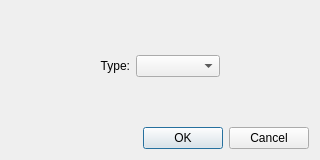
First picture: the form in src/ckb/animadddialog.ui, repository ckb-next/ckb-next, before the edit.
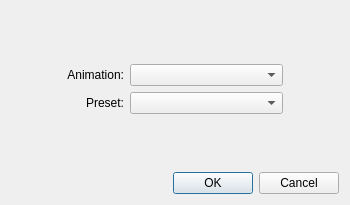
Second picture: the form after the edit.

Commit message: (ckb) Animation presets

What changed in the file:
```diff
--- a/src/ckb/animadddialog.ui
+++ b/src/ckb/animadddialog.ui
@@ -6,38 +6,50 @@
    <rect>
     <x>0</x>
     <y>0</y>
-    <width>320</width>
-    <height>160</height>
+    <width>350</width>
+    <height>205</height>
    </rect>
   </property>
+  <property name="sizePolicy">
+   <sizepolicy hsizetype="Fixed" vsizetype="Fixed">
+    <horstretch>0</horstretch>
+    <verstretch>0</verstretch>
+   </sizepolicy>
+  </property>
   <property name="windowTitle">
    <string>Add Animation</string>
   </property>
   <layout class="QGridLayout" name="gridLayout">
+   <item row="0" column="2">
+    <spacer name="verticalSpacer_3">
+     <property name="orientation">
+      <enum>Qt::Vertical</enum>
+     </property>
+     <property name="sizeHint" stdset="0">
+      <size>
+       <width>20</width>
+       <height>0</height>
+      </size>
+     </property>
+    </spacer>
+   </item>
    <item row="1" column="1">
-    <spacer name="horizontalSpacer">
-     <property name="orientation">
-      <enum>Qt::Horizontal</enum>
+    <widget class="QLabel" name="label">
+     <property name="sizePolicy">
+      <sizepolicy hsizetype="Preferred" vsizetype="Preferred">
+       <horstretch>0</horstretch>
+       <verstretch>0</verstretch>
+      </sizepolicy>
      </property>
-     <property name="sizeHint" stdset="0">
-      <size>
-       <width>82</width>
-       <height>20</height>
-      </size>
+     <property name="text">
+      <string>Animation:</string>
      </property>
-    </spacer>
+     <property name="alignment">
+      <set>Qt::AlignRight|Qt::AlignTrailing|Qt::AlignVCenter</set>
+     </property>
+    </widget>
    </item>
    <item row="1" column="2">
-    <widget class="QLabel" name="label_2">
-     <property name="text">
-      <string>Type:</string>
-     </property>
-     <property name="alignment">
-      <set>Qt::AlignRight|Qt::AlignTrailing|Qt::AlignVCenter</set>
-     </property>
-    </widget>
-   </item>
-   <item row="1" column="3">
     <widget class="QComboBox" name="animBox">
      <property name="sizePolicy">
       <sizepolicy hsizetype="Expanding" vsizetype="Fixed">
@@ -47,54 +59,93 @@
      </property>
     </widget>
    </item>
-   <item row="1" column="4">
+   <item row="1" column="3">
     <spacer name="horizontalSpacer_2">
      <property name="orientation">
       <enum>Qt::Horizontal</enum>
      </property>
+     <property name="sizeType">
+      <enum>QSizePolicy::Fixed</enum>
+     </property>
      <property name="sizeHint" stdset="0">
       <size>
-       <width>82</width>
+       <width>50</width>
        <height>20</height>
       </size>
      </property>
     </spacer>
    </item>
-   <item row="0" column="3">
-    <spacer name="verticalSpacer_3">
-     <property name="orientation">
-      <enum>Qt::Vertical</enum>
+   <item row="2" column="1">
+    <widget class="QLabel" name="label_2">
+     <property name="sizePolicy">
+      <sizepolicy hsizetype="Preferred" vsizetype="Preferred">
+       <horstretch>0</horstretch>
+       <verstretch>0</verstretch>
+      </sizepolicy>
      </property>
-     <property name="sizeHint" stdset="0">
-      <size>
-       <width>20</width>
-       <height>53</height>
-      </size>
+     <property name="text">
+      <string>Preset:</string>
      </property>
-    </spacer>
+     <property name="alignment">
+      <set>Qt::AlignRight|Qt::AlignTrailing|Qt::AlignVCenter</set>
+     </property>
+    </widget>
    </item>
-   <item row="2" column="3">
-    <spacer name="verticalSpacer">
+   <item row="2" column="2">
+    <widget class="QComboBox" name="presetBox">
+     <property name="sizePolicy">
+      <sizepolicy hsizetype="Expanding" vsizetype="Fixed">
+       <horstretch>0</horstretch>
+       <verstretch>0</verstretch>
+      </sizepolicy>
+     </property>
+    </widget>
+   </item>
+   <item row="3" column="2">
+    <spacer name="verticalSpacer_2">
      <property name="orientation">
       <enum>Qt::Vertical</enum>
      </property>
      <property name="sizeHint" stdset="0">
       <size>
        <width>20</width>
-       <height>52</height>
+       <height>0</height>
       </size>
      </property>
     </spacer>
    </item>
-   <item row="3" column="1" colspan="4">
-    <widget class="QDialogButtonBox" name="buttonBox">
+   <item row="4" column="0" colspan="4">
+    <layout class="QHBoxLayout" name="horizontalLayout">
+     <item>
+      <widget class="QDialogButtonBox" name="buttonBox">
+       <property name="orientation">
+        <enum>Qt::Horizontal</enum>
+       </property>
+       <property name="standardButtons">
+        <set>QDialogButtonBox::Cancel|QDialogButtonBox::Ok</set>
+       </property>
+       <property name="centerButtons">
+        <bool>false</bool>
+       </property>
+      </widget>
+     </item>
+    </layout>
+   </item>
+   <item row="1" column="0">
+    <spacer name="horizontalSpacer">
      <property name="orientation">
       <enum>Qt::Horizontal</enum>
      </property>
-     <property name="standardButtons">
-      <set>QDialogButtonBox::Cancel|QDialogButtonBox::Ok</set>
+     <property name="sizeType">
+      <enum>QSizePolicy::Fixed</enum>
      </property>
-    </widget>
+     <property name="sizeHint" stdset="0">
+      <size>
+       <width>50</width>
+       <height>20</height>
+      </size>
+     </property>
+    </spacer>
    </item>
   </layout>
  </widget>
```
The commit also changes 20 other files.
